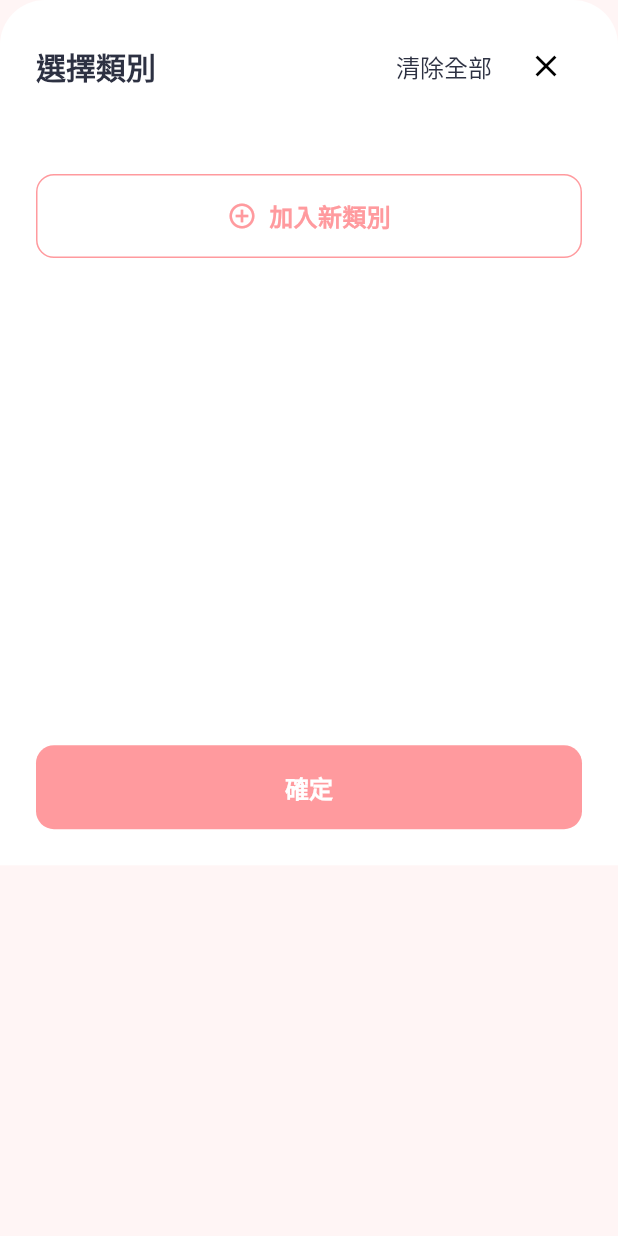
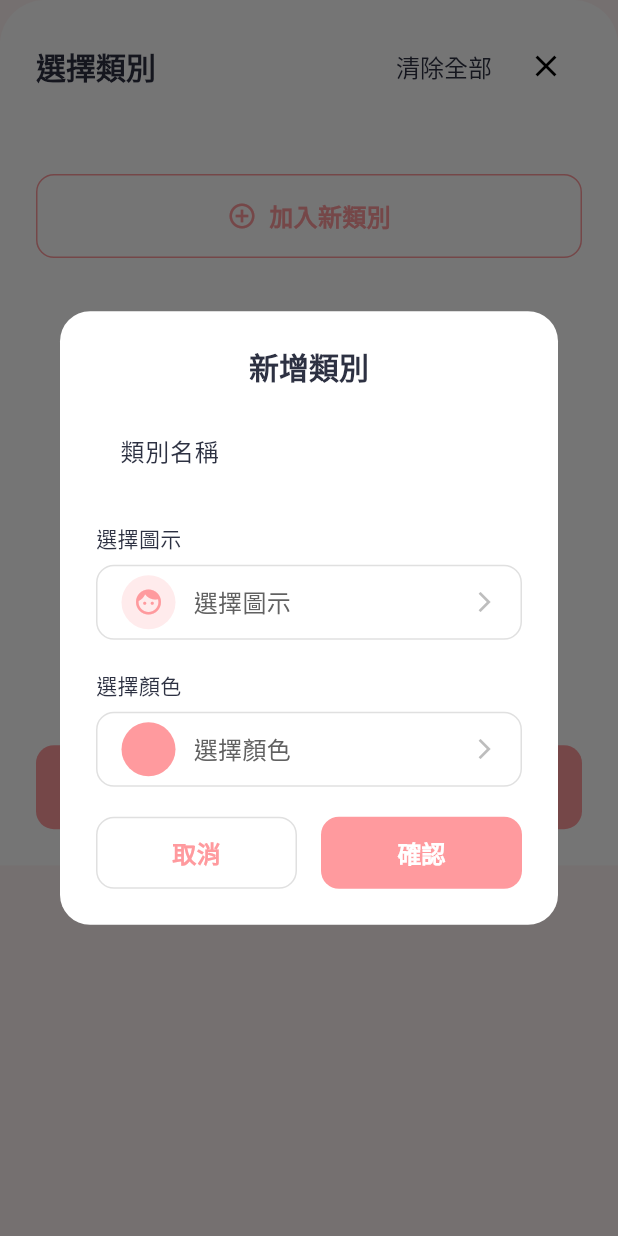
Before and after one commit to kukina622/beauty-tracker, a Flutter app: the CategorySelectionSheet widget shown alone on an empty page, opened directly with empty values, after a tap on "加入新類別", on a phone screen of 412 x 824 dp. Run offline on Flutter 3.47's test engine with Material 3 defaults, Android fonts, the phone set to English and light mode, and no system bars; our stand-ins replace animated_bottom_navigation_bar, auto_route, flutter_dotenv, flutter_easyloading, flutter_hooks, google_sign_in and 3 more; accounts and stored records are empty.

Commit message:
feat: Add CategoryFormDialog for creating new categories

```diff
--- a/lib/widgets/category/category_selector/category_selection_sheet.dart
+++ b/lib/widgets/category/category_selector/category_selection_sheet.dart
@@ -1,5 +1,6 @@
 import 'package:beauty_tracker/models/category.dart';
 import 'package:beauty_tracker/widgets/category/category_selector/category_selector_item.dart';
+import 'package:beauty_tracker/widgets/category/dialogs/category_form_dialog/category_form_dialog.dart';
 import 'package:beauty_tracker/widgets/common/button/app_elevated_button.dart';
 import 'package:beauty_tracker/widgets/common/button/app_outlined_button.dart';
 import 'package:flutter/material.dart';
@@ -109,7 +110,9 @@ class _CategorySelectionSheetState extends State<CategorySelectionSheet> {
                     isFilled: true,
                     text: '加入新類別',
                     icon: Icons.add_circle_outline,
-                    onPressed: () {},
+                    onPressed: () {
+                      CategoryFormDialog.show(context);
+                    },
                   )
                 ],
               ),
--- /dev/null
+++ b/lib/widgets/category/dialogs/category_form_dialog/category_form_dialog.dart
@@ -0,0 +1,85 @@
+import 'package:beauty_tracker/widgets/category/dialogs/category_form_dialog/color_selector_field.dart';
+import 'package:beauty_tracker/widgets/category/dialogs/category_form_dialog/icon_selector_field.dart';
+import 'package:beauty_tracker/widgets/common/button/app_elevated_button.dart';
+import 'package:beauty_tracker/widgets/common/button/app_outlined_button.dart';
+import 'package:beauty_tracker/widgets/form/base_form_field.dart';
+import 'package:flutter/material.dart';
+
+class CategoryFormDialog extends StatefulWidget {
+  const CategoryFormDialog({super.key});
+
+  static Future<void> show(BuildContext context) {
+    return showDialog<void>(
+      context: context,
+      builder: (_) => const CategoryFormDialog(),
+    );
+  }
+
+  @override
+  State<CategoryFormDialog> createState() => _CategoryFormDialogState();
+}
+
+class _CategoryFormDialogState extends State<CategoryFormDialog> {
+  @override
+  Widget build(BuildContext context) {
+    return StatefulBuilder(
+      builder: (context, setModalState) => Dialog(
+        shape: RoundedRectangleBorder(
+          borderRadius: BorderRadius.circular(20),
+        ),
+        child: Padding(
+          padding: const EdgeInsets.all(24),
+          child: Column(
+            crossAxisAlignment: CrossAxisAlignment.start,
+            mainAxisSize: MainAxisSize.min,
+            children: [
+              Center(
+                child: Text(
+                  '新增類別',
+                  style: Theme.of(context).textTheme.titleLarge,
+                ),
+              ),
+              const SizedBox(height: 16),
+              BaseFormField(
+                labelText: '類別名稱',
+              ),
+              const SizedBox(height: 20),
+              Text(
+                '選擇圖示',
+                style: Theme.of(context).textTheme.bodyMedium,
+              ),
+              const SizedBox(height: 8),
+              IconSelectorField(),
+              const SizedBox(height: 20),
+              Text(
+                '選擇顏色',
+                style: Theme.of(context).textTheme.bodyMedium,
+              ),
+              const SizedBox(height: 8),
+              ColorSelectorField(),
+              const SizedBox(height: 20),
+              Row(children: [
+                Expanded(
+                  child: AppOutlinedButton(
+                    onPressed: () {},
+                    text: '取消',
+                    height: 48,
+                    borderColor: Colors.grey.shade300,
+                  ),
+                ),
+                const SizedBox(width: 16),
+                Expanded(
+                  child: AppElevatedButton(
+                    onPressed: () {},
+                    text: '確認',
+                    height: 48,
+                  ),
+                )
+              ])
+            ],
+          ),
+        ),
+      ),
+    );
+  }
+}
```
